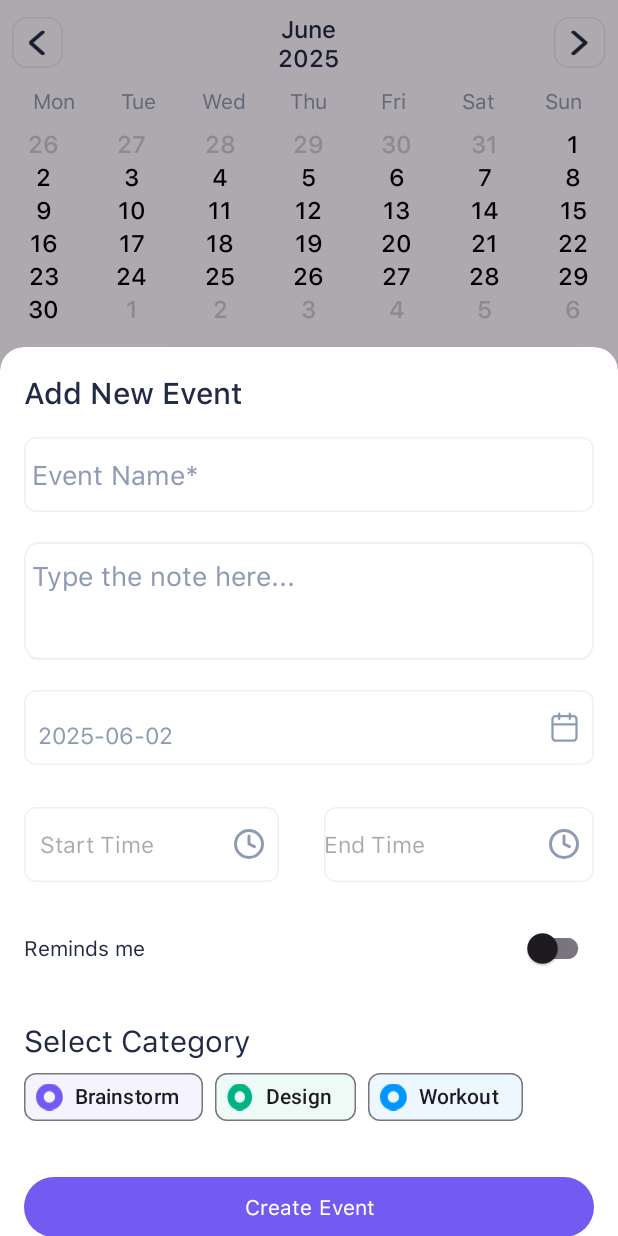
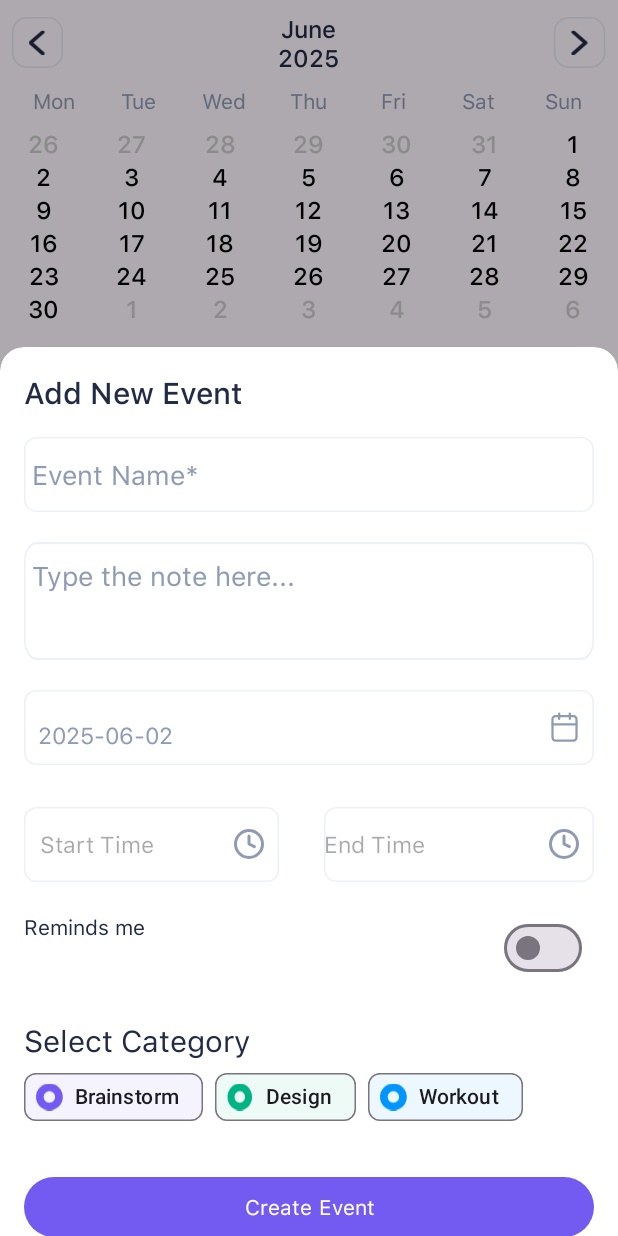
Before and after one commit to Kosharti/Calendarik_Kursach, an Android app built with Jetpack Compose: the fragment AddNoteBottomSheetDialogFragment placed in its activity, on a phone screen of 412 x 824 dp. Run offline under Robolectric (Android 15) with nearby library versions, the phone set to English and light mode, and no system bars; our stand-ins replace Room's generated code.

Commit message:
всё работает, остался стиль хуестиль иди нахуй

```diff
--- a/app/src/main/java/com/example/calendarik/AddNoteBottomSheetDialogFragment.kt
+++ b/app/src/main/java/com/example/calendarik/AddNoteBottomSheetDialogFragment.kt
@@ -18,6 +18,13 @@ import androidx.appcompat.app.AlertDialog
 import androidx.core.app.ActivityCompat
 import androidx.core.content.ContextCompat
 import androidx.lifecycle.ViewModelProvider
+import androidx.compose.runtime.mutableStateOf
+import androidx.compose.runtime.remember
+import androidx.compose.material3.Switch
+import androidx.compose.material3.MaterialTheme
+import androidx.compose.ui.platform.ComposeView
+import androidx.compose.runtime.getValue
+import androidx.compose.runtime.setValue
 import com.google.android.material.bottomsheet.BottomSheetDialogFragment
 import com.google.android.material.chip.Chip
 import com.google.android.material.chip.ChipGroup
@@ -33,7 +40,8 @@ class AddNoteBottomSheetDialogFragment : BottomSheetDialogFragment() {
     private lateinit var dateEditText: EditText
     private lateinit var startTimeEditText: EditText
     private lateinit var endTimeEditText: EditText
-    private lateinit var reminderSwitch: SwitchMaterial
+    private lateinit var reminderSwitchCompose: ComposeView
+    private var isReminderEnabled = false
     private lateinit var categoryChipGroup: ChipGroup
     private lateinit var createEventButton: Button
     private lateinit var selectedDate: LocalDate
@@ -66,7 +74,20 @@ class AddNoteBottomSheetDialogFragment : BottomSheetDialogFragment() {
         dateEditText = view.findViewById(R.id.dateTextView)
         startTimeEditText = view.findViewById(R.id.startTimeTextView)
         endTimeEditText = view.findViewById(R.id.endTimeTextView)
-        reminderSwitch = view.findViewById(R.id.reminderSwitch)
+        reminderSwitchCompose = view.findViewById(R.id.reminderSwitchCompose)
+        reminderSwitchCompose.setContent {
+            MaterialTheme {
+                var checked by remember { mutableStateOf(isReminderEnabled) }
+                Switch(
+                    checked = checked,
+                    onCheckedChange = {
+                        checked = it
+                        isReminderEnabled = it
+                        Log.d("SwitchDebug", "Reminder switched: $it")
+                    }
+                )
+            }
+        }
         categoryChipGroup = view.findViewById(R.id.categoryChipGroup)
         createEventButton = view.findViewById(R.id.createEventButton)
 
@@ -130,7 +151,19 @@ class AddNoteBottomSheetDialogFragment : BottomSheetDialogFragment() {
                     selectedEndTime = note.endTime
                     startTimeEditText.setText(note.startTime?.format(DateTimeFormatter.ofPattern("HH:mm")) ?: "")
                     endTimeEditText.setText(note.endTime?.format(DateTimeFormatter.ofPattern("HH:mm")) ?: "")
-                    reminderSwitch.isChecked = note.reminderEnabled
+                    isReminderEnabled = note.reminderEnabled
+                    reminderSwitchCompose.setContent {
+                        MaterialTheme {
+                            var checked by remember { mutableStateOf(isReminderEnabled) }
+                            Switch(
+                                checked = checked,
+                                onCheckedChange = {
+                                    checked = it
+                                    isReminderEnabled = it
+                                }
+                            )
+                        }
+                    }
 
                     val categoryLower = note.category.trim().lowercase(Locale.getDefault())
                     Log.d("AddNoteBottomSheet", "Loading note category: '$categoryLower'")
@@ -235,7 +268,7 @@ class AddNoteBottomSheetDialogFragment : BottomSheetDialogFragment() {
 
         Log.d("AddNoteBottomSheet", "Final category: $category")
 
-        val remind = reminderSwitch.isChecked
+        val remind = isReminderEnabled
 
         Log.d("AddNoteBottomSheet", "Event Name: $name")
         Log.d("AddNoteBottomSheet", "Note Text: $text")
@@ -250,13 +283,13 @@ class AddNoteBottomSheetDialogFragment : BottomSheetDialogFragment() {
             startTime = selectedStartTime,
             endTime = selectedEndTime,
             category = category,
-            reminderEnabled = remind
+            reminderEnabled = isReminderEnabled
         )
 
         if (noteId == null || noteId == 0L) viewModel.insertNote(note)
         else viewModel.updateNote(note)
 
-        scheduleNotification(name, selectedDate, selectedStartTime, remind, noteId ?: System.currentTimeMillis())
+        scheduleNotification(name, selectedDate, selectedStartTime, isReminderEnabled, noteId ?: System.currentTimeMillis())
         viewModel.setSelectedDate(selectedDate)
         dismiss()
     }
--- a/app/src/main/java/com/example/calendarik/NotificationReceiver.kt
+++ b/app/src/main/java/com/example/calendarik/NotificationReceiver.kt
@@ -12,7 +12,7 @@ class NotificationReceiver : BroadcastReceiver() {
         val noteId = intent.getLongExtra("noteId", System.currentTimeMillis())
 
         val notification = NotificationCompat.Builder(context, "event_channel")
-            .setSmallIcon(R.drawable.ic_notifications) // замените на свою иконку
+            .setSmallIcon(R.drawable.ic_notifications)
             .setContentTitle("Event Reminder")
             .setContentText("Don't forget about $eventName!")
             .setPriority(NotificationCompat.PRIORITY_DEFAULT)
--- a/app/src/main/res/layout/activity_add_note.xml
+++ b/app/src/main/res/layout/activity_add_note.xml
@@ -206,13 +206,11 @@
                 android:layout_height="wrap_content"
                 android:layout_weight="1" />
 
-            <com.google.android.material.switchmaterial.SwitchMaterial
-                android:id="@+id/reminderSwitch"
+            <androidx.compose.ui.platform.ComposeView
+                android:id="@+id/reminderSwitchCompose"
                 android:layout_width="wrap_content"
                 android:layout_height="wrap_content"
-                android:textColor="#222B45"
-                style="@style/Widget.Material3.CompoundButton.Switch"
-                android:theme="@style/Theme.Material3.Light"/>
+                android:layout_marginEnd="8dp" />
         </LinearLayout>
         <TextView
             android:layout_width="wrap_content"
```
